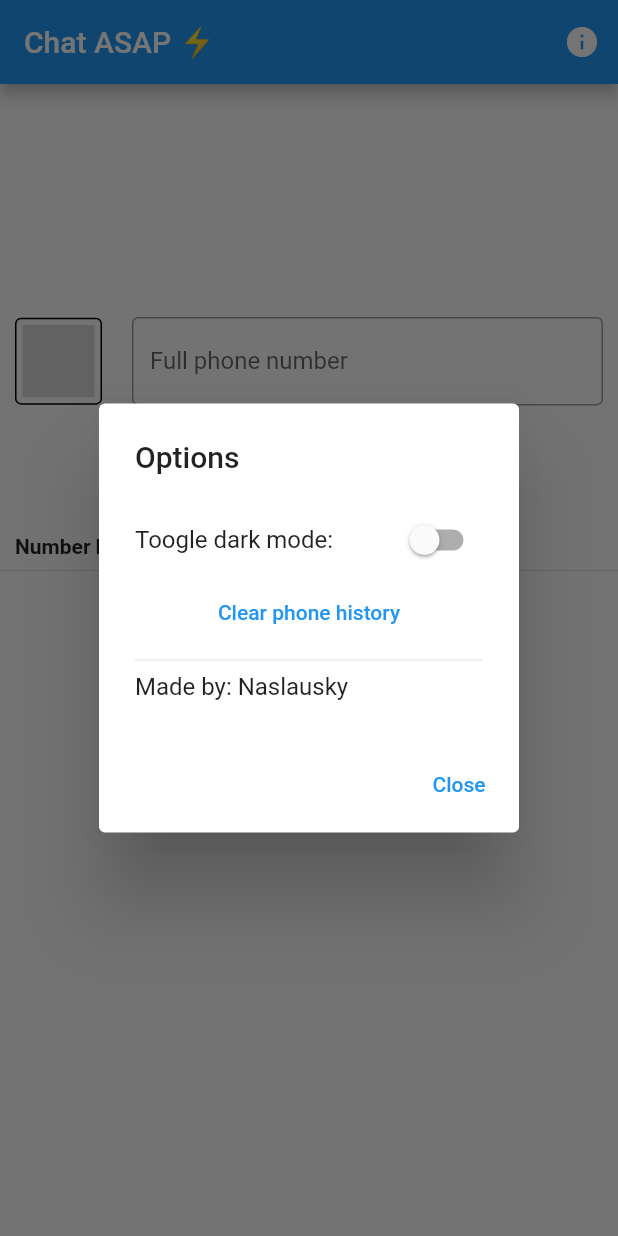
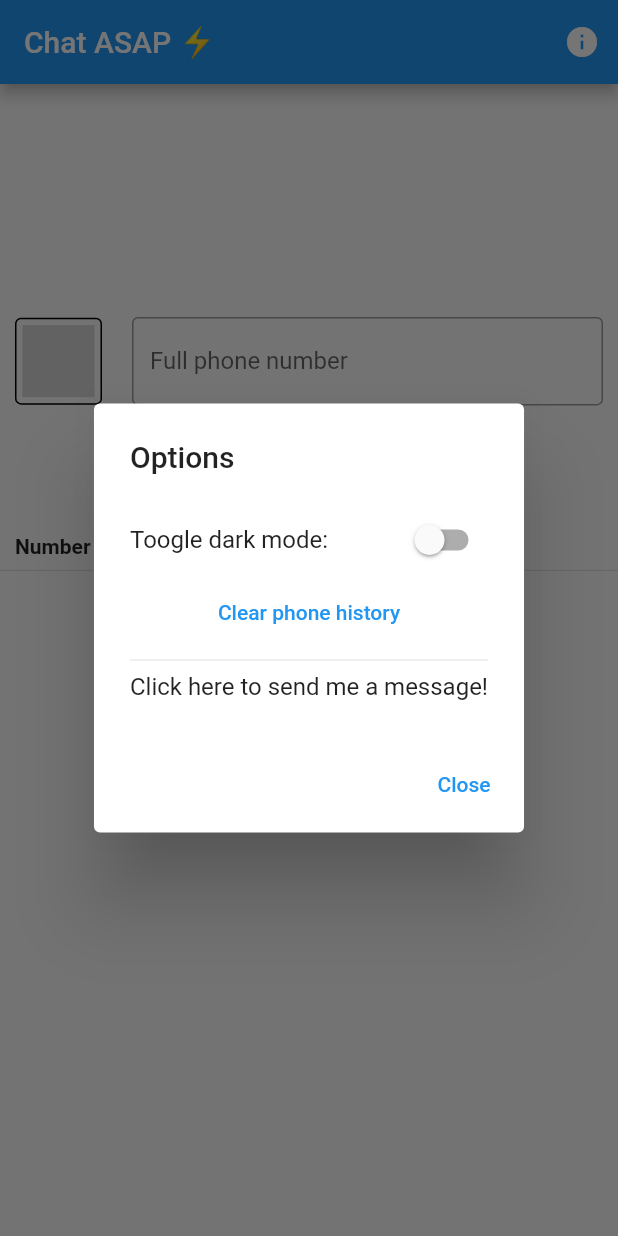
Before and after one commit to naslausky/Chat-Asap-, a Flutter app: the screen it shows after launch, after a tap on the "info" icon, on a phone screen of 412 x 824 dp. Run offline on Flutter 3.47's test engine with Material 2 defaults, Android fonts, the phone set to English and light mode, and no system bars; our stand-ins replace shared_preferences; missing offline and left inert: country_pickers.

Commit message:
Refatora a abertura de url's externas.

```diff
--- a/lib/components/opcoes.dart
+++ b/lib/components/opcoes.dart
@@ -1,6 +1,6 @@
 import 'package:flutter/material.dart';
 import 'package:chat_asap/controller/preferencias.dart';
-import 'package:url_launcher/url_launcher.dart';
+import 'package:chat_asap/controller/abridor_url.dart';
 
 class Opcoes extends StatefulWidget {
   const Opcoes({required this.callback, Key? key}) : super(key: key);
@@ -10,12 +10,6 @@ class Opcoes extends StatefulWidget {
 }
 
 class _OpcoesState extends State<Opcoes> {
-  void _launchURL(String url) async {
-    if (await canLaunch(url)) {
-      await launch(url);
-    }
-  }
-
   @override
   Widget build(BuildContext context) {
     return AlertDialog(
@@ -47,10 +41,17 @@ class _OpcoesState extends State<Opcoes> {
             ),
             Divider(),
             GestureDetector(
-              onTap: () => _launchURL('https://www.linkedin.com/in/naslausky/'),
-              child: Text(
-                "Made by: Naslausky",
-                textAlign: TextAlign.center,
+              onTap: () =>
+                  AbridorDeURL.abrir('https://www.linkedin.com/in/naslausky/'),
+              child: Row(
+                mainAxisAlignment: MainAxisAlignment.spaceBetween,
+                children: [
+                  Text(
+                    "Click here to send me a message!",
+                    textAlign: TextAlign.center,
+                  ),
+                  //Icon(Icons.airline_seat_flat)
+                ],
               ),
             ),
           ],
--- a/lib/screens/pagina_inicial.dart
+++ b/lib/screens/pagina_inicial.dart
@@ -2,7 +2,7 @@ import 'package:flutter/material.dart';
 import 'package:flutter/services.dart';
 import 'package:country_pickers/country_pickers.dart';
 import 'package:country_pickers/country.dart';
-import 'package:url_launcher/url_launcher.dart';
+import 'package:chat_asap/controller/abridor_url.dart';
 import 'package:chat_asap/components/item_pais_widget.dart';
 import 'package:chat_asap/controller/preferencias.dart';
 import 'package:chat_asap/components/historico.dart';
@@ -131,8 +131,8 @@ class _PaginaInicialState extends State<PaginaInicial> {
   _abrirConversa(String phone) async {
     String universalLinkWhatsapp = 'https://wa.me/';
     String url = universalLinkWhatsapp + phone;
-    if (await canLaunch(url)) {
-      await launch(url);
+    bool conseguiuAbrir = await AbridorDeURL.abrir(url);
+    if (conseguiuAbrir) {
       Preferencias.adicionarNumeroAoHistorico(phone);
     } else {
       ScaffoldMessenger.of(context).showSnackBar(SnackBar(
```
Also changed, not shown: lib/controller/abridor_url.dart (added, +11 -0 lines).
